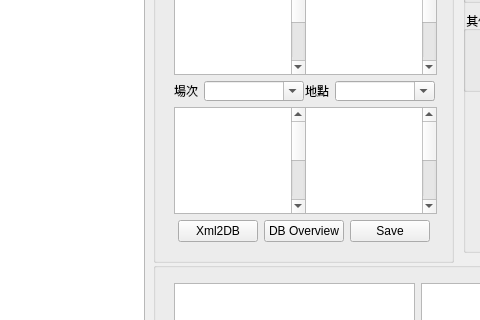
Before: the Qt Designer form acgtaggenerator.ui in PingChinHuang/flickrTagGenerator, drawn with Qt 5; both pictures show x 127 to 607 and y 308 to 628 of the 819 by 713 pixel window.
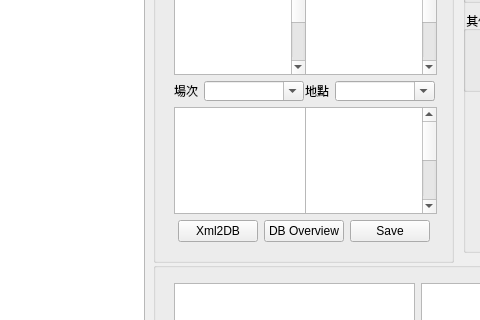
After: the same form once the commit is applied.

Commit message: Fix Activity Editor's bug.

```diff
--- a/acgtaggenerator.ui
+++ b/acgtaggenerator.ui
@@ -213,7 +213,7 @@
    <property name="flat">
     <bool>true</bool>
    </property>
-   <widget class="QWidget" name="">
+   <widget class="QWidget" name="layoutWidget">
     <property name="geometry">
      <rect>
       <x>10</x>
@@ -557,7 +557,7 @@
             <bool>false</bool>
            </property>
            <property name="rowCount">
-            <number>10</number>
+            <number>5</number>
            </property>
            <property name="columnCount">
             <number>1</number>
@@ -591,11 +591,6 @@
            <row/>
            <row/>
            <row/>
-           <row/>
-           <row/>
-           <row/>
-           <row/>
-           <row/>
            <column/>
           </widget>
          </item>
```
Left out of the diff: 8 changed lines with no effect on the pictures. The commit also changes 1 other file.
